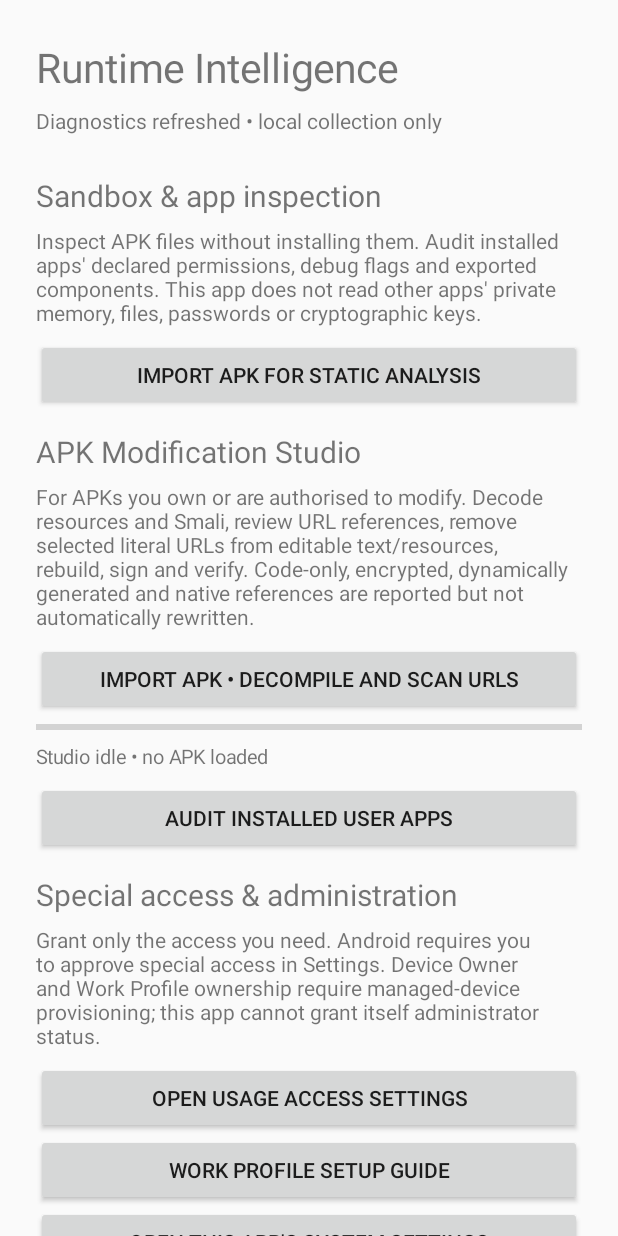
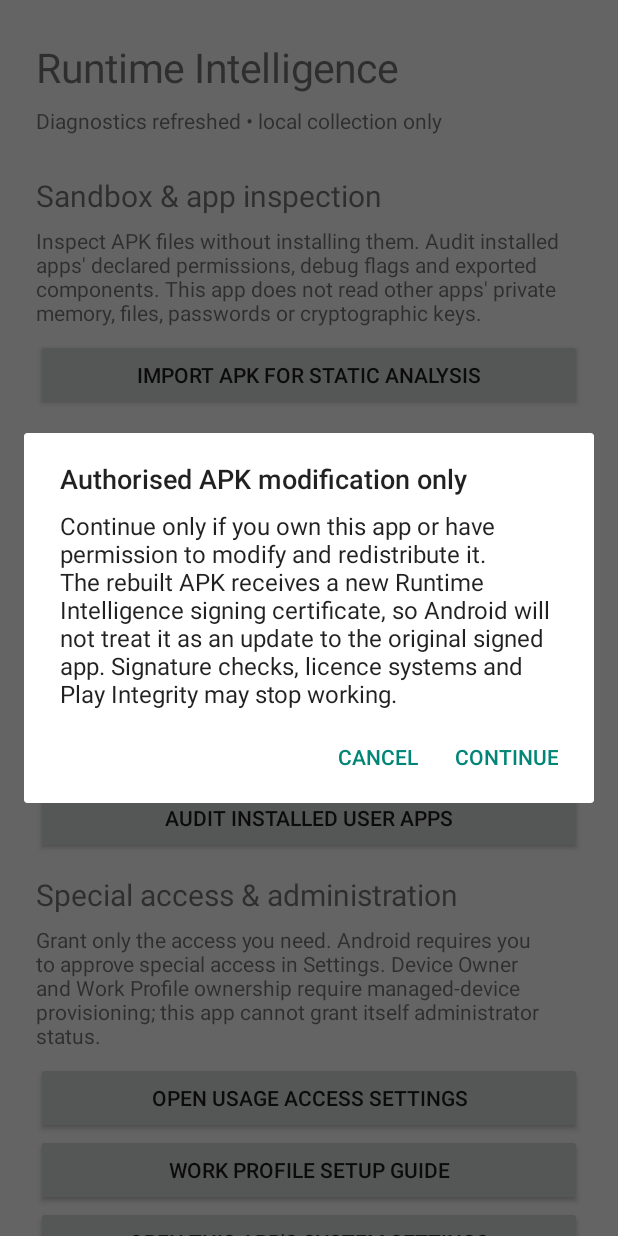
Before and after one commit to showlyshah/run-time-intelligence, an Android app: the screen it shows after launch (MainActivity), after a tap on "IMPORT APK • DECOMPILE AND SCAN URLS", on a phone screen of 412 x 824 dp. Run offline under Robolectric (Android 15) with nearby library versions, the phone set to English and light mode, and no system bars; 1 statement that could not run was skipped; 1 other tap on this screen came first.

Commit message:
Add authorisation and re-signing compatibility warning

```diff
--- a/runtime-intelligence/app/src/main/java/com/logan/runtimeintelligence/MainActivity.kt
+++ b/runtime-intelligence/app/src/main/java/com/logan/runtimeintelligence/MainActivity.kt
@@ -191,11 +191,18 @@ class MainActivity : Activity() {
     }
 
     private fun openApkStudioPicker() {
-        val picker = Intent(Intent.ACTION_OPEN_DOCUMENT).apply {
-            addCategory(Intent.CATEGORY_OPENABLE)
-            type = "application/vnd.android.package-archive"
-        }
-        startActivityForResult(picker, APK_STUDIO_PICK_REQUEST)
+        AlertDialog.Builder(this)
+            .setTitle("Authorised APK modification only")
+            .setMessage("Continue only if you own this app or have permission to modify and redistribute it. The rebuilt APK receives a new Runtime Intelligence signing certificate, so Android will not treat it as an update to the original signed app. Signature checks, licence systems and Play Integrity may stop working.")
+            .setNegativeButton("Cancel", null)
+            .setPositiveButton("Continue") { _, _ ->
+                val picker = Intent(Intent.ACTION_OPEN_DOCUMENT).apply {
+                    addCategory(Intent.CATEGORY_OPENABLE)
+                    type = "application/vnd.android.package-archive"
+                }
+                startActivityForResult(picker, APK_STUDIO_PICK_REQUEST)
+            }
+            .show()
     }
 
     private fun updateStudioProgress(percent: Int, message: String) {
```
